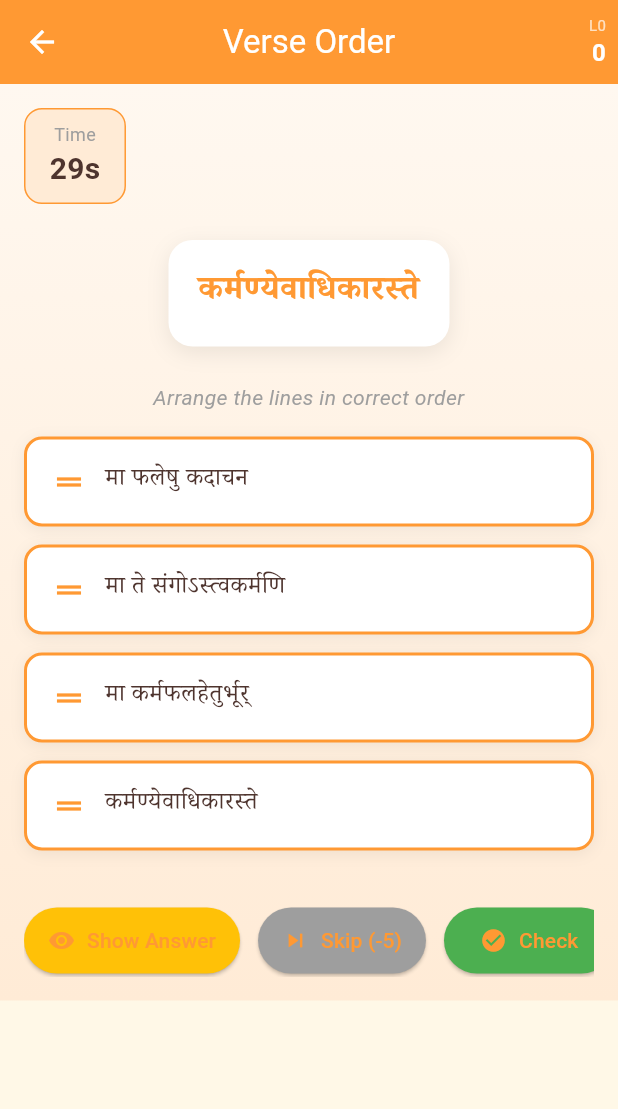
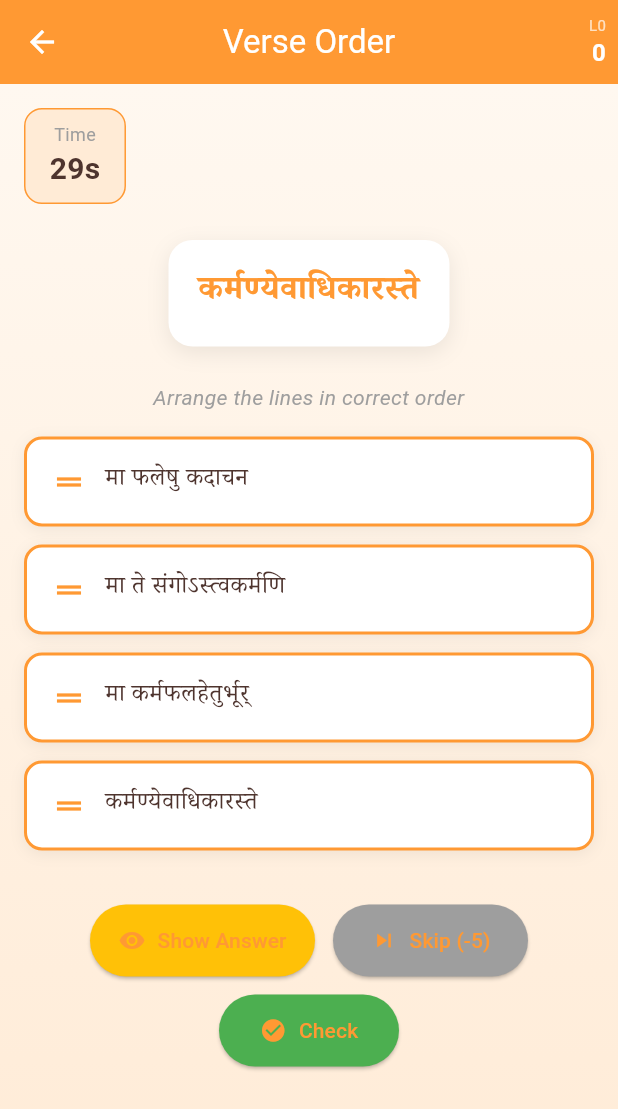
Before and after one commit to Tanvesh18/LearnGeeta, a Flutter app: the VerseOrderScreen screen opened directly, on a phone screen of 412 x 824 dp. Shown: the top 1109 px of the screen. Run offline on Flutter 3.47's test engine with Material 3 defaults, Android fonts, the phone set to English and light mode, and no system bars; our stand-ins replace confetti, flutter_dotenv, flutter_tts, google_fonts, shared_preferences, supabase_flutter; accounts and stored records are empty; network calls fail.

Commit message:
fixed verse order ui

```diff
--- a/lib/features/games/verse_order/verse_order_screen.dart
+++ b/lib/features/games/verse_order/verse_order_screen.dart
@@ -440,6 +440,8 @@ class _VerseOrderScreenState extends State<VerseOrderScreen>
             ],
           ),
           body: Container(
+            width: double.infinity,
+            height: double.infinity,
             decoration: const BoxDecoration(
               gradient: LinearGradient(
                 begin: Alignment.topCenter,
@@ -625,7 +627,9 @@ class _VerseOrderScreenState extends State<VerseOrderScreen>
                                     ),
                                     boxShadow: [
                                       BoxShadow(
-                                        color: Colors.black.withValues(alpha: 0.06),
+                                        color: Colors.black.withValues(
+                                          alpha: 0.06,
+                                        ),
                                         blurRadius: 8,
                                         offset: const Offset(0, 2),
                                       ),
@@ -670,70 +674,74 @@ class _VerseOrderScreenState extends State<VerseOrderScreen>
                       const SizedBox(height: 24),
 
                       // Buttons Row
-                      SingleChildScrollView(
-                        scrollDirection: Axis.horizontal,
-                        child: Row(
-                          mainAxisAlignment: MainAxisAlignment.center,
+                      // Buttons Row
+                      Wrap(
+                        alignment: WrapAlignment.center,
+                        spacing: 12,
+                        runSpacing: 12,
                         children: [
                           if (showAnswer == false && !isAnswerChecked)
-                              ElevatedButton.icon(
+                            SizedBox(
+                              width: 150,
+                              child: ElevatedButton.icon(
                                 onPressed: _showAnswer,
                                 icon: const Icon(Icons.visibility),
                                 label: const Text('Show Answer'),
                                 style: ElevatedButton.styleFrom(
                                   backgroundColor: Colors.amber,
                                   padding: const EdgeInsets.symmetric(
-                                    horizontal: 16,
-                                    vertical: 12,
+                                    vertical: 14,
+                                  ),
                                 ),
                               ),
                             )
                           else if (showAnswer)
                             Container(
-                                padding: const EdgeInsets.symmetric(
-                                  horizontal: 16,
-                                  vertical: 12,
-                                ),
+                              padding: const EdgeInsets.all(12),
                               decoration: BoxDecoration(
                                 color: Colors.green.shade100,
                                 borderRadius: BorderRadius.circular(8),
                               ),
                               child: Wrap(
+                                spacing: 6,
+                                runSpacing: 6,
                                 children: [
                                   for (
                                     int i = 0;
                                     i < currentVerse.lines.length;
                                     i++
                                   )
-                                      Padding(
-                                        padding: const EdgeInsets.all(4),
-                                        child: Chip(
+                                    Chip(
                                       label: Text(
                                         currentVerse.lines[i],
                                         style:
                                             GoogleFonts.notoSerifDevanagari(),
                                       ),
                                     ),
-                                      ),
                                 ],
                               ),
                             ),
-                            if (!isAnswerChecked) ...[
-                              const SizedBox(width: 12),
-                              ElevatedButton.icon(
+
+                          if (!isAnswerChecked)
+                            SizedBox(
+                              width: 130,
+                              child: ElevatedButton.icon(
                                 onPressed: _skipVerse,
                                 icon: const Icon(Icons.skip_next),
                                 label: const Text('Skip (-5)'),
                                 style: ElevatedButton.styleFrom(
                                   backgroundColor: Colors.grey,
                                   padding: const EdgeInsets.symmetric(
-                                    horizontal: 16,
-                                    vertical: 12,
+                                    vertical: 14,
                                   ),
                                 ),
                               ),
-                              const SizedBox(width: 12),
-                              ElevatedButton.icon(
+                            ),
+
+                          if (!isAnswerChecked)
+                            SizedBox(
+                              width: 120,
+                              child: ElevatedButton.icon(
                                 onPressed: isCheckButtonDisabled
                                     ? null
                                     : _checkAnswer,
@@ -742,15 +750,16 @@ class _VerseOrderScreenState extends State<VerseOrderScreen>
                                 style: ElevatedButton.styleFrom(
                                   backgroundColor: Colors.green,
                                   padding: const EdgeInsets.symmetric(
-                                    horizontal: 24,
-                                    vertical: 12,
+                                    vertical: 14,
                                   ),
                                 ),
                               ),
-                            ],
-                            if (isAnswerChecked) ...[
-                              const SizedBox(width: 12),
-                              ElevatedButton.icon(
+                            ),
+
+                          if (isAnswerChecked)
+                            SizedBox(
+                              width: 150,
+                              child: ElevatedButton.icon(
                                 onPressed: _restartLevel,
                                 icon: const Icon(Icons.refresh),
                                 label: const Text('Restart'),
@@ -758,14 +767,12 @@ class _VerseOrderScreenState extends State<VerseOrderScreen>
                                   backgroundColor: AppColors.saffron,
                                   foregroundColor: Colors.white,
                                   padding: const EdgeInsets.symmetric(
-                                    horizontal: 20,
-                                    vertical: 12,
+                                    vertical: 14,
+                                  ),
                                 ),
                               ),
                             ),
                         ],
-                          ],
-                        ),
                       ),
                     ],
                   ),
@@ -800,7 +807,5 @@ class _VerseOrderScreenState extends State<VerseOrderScreen>
   bool get isAnswerCheckAndCorrect => isAnswerChecked && isAnswerCorrect;
 
   bool isAnswerCheckAndWrong(int index) =>
-      isAnswerChecked &&
-      !isAnswerCorrect &&
-      shuffledOrder[index] != index;
+      isAnswerChecked && !isAnswerCorrect && shuffledOrder[index] != index;
 }
```
Lines whose indentation alone changed are shown as unchanged.
